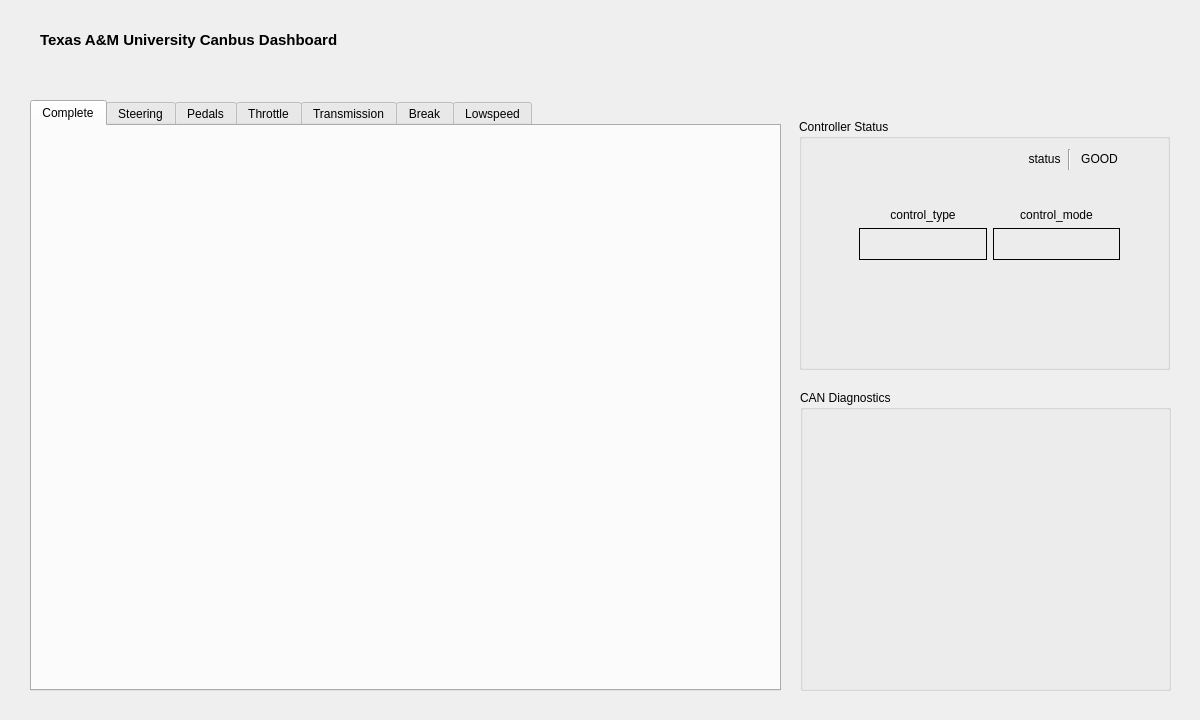
Before: the Qt Designer form can_bus_gui/resource/can_dashboard.ui in gcpetri/ROS_gui, drawn with Qt 5.
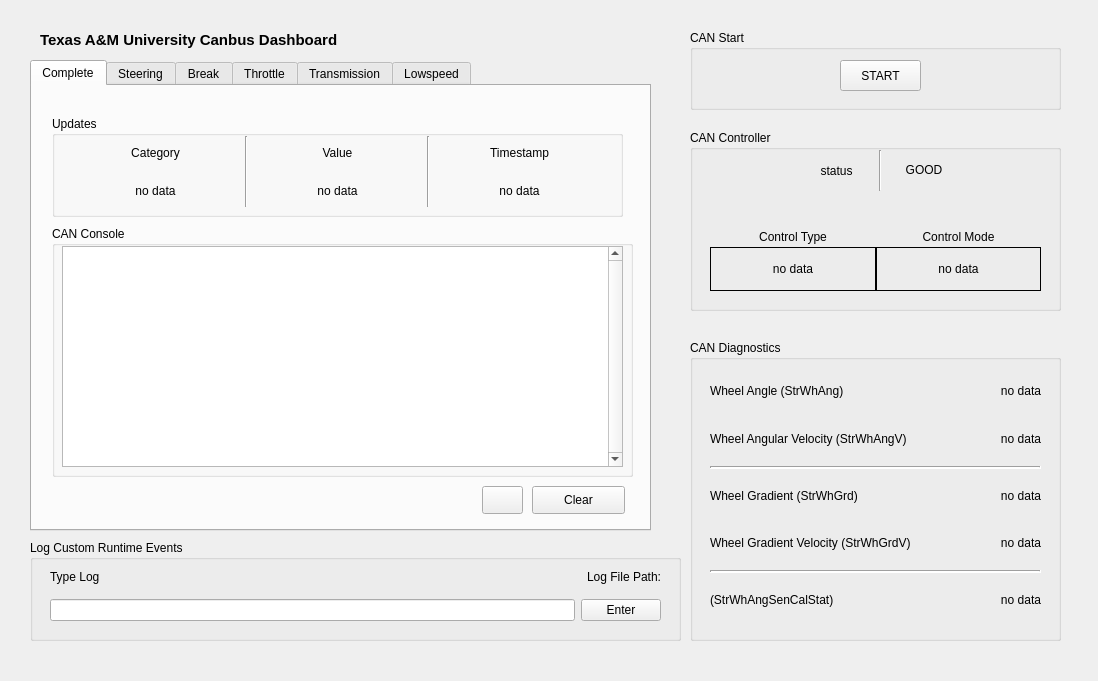
After: the same form once the commit is applied. The open tabs and pages were chosen to show the change.

```diff
--- a/can_bus_gui/resource/can_dashboard.ui
+++ b/can_bus_gui/resource/can_dashboard.ui
@@ -6,8 +6,8 @@
    <rect>
     <x>0</x>
     <y>0</y>
-    <width>1200</width>
-    <height>720</height>
+    <width>1098</width>
+    <height>681</height>
    </rect>
   </property>
   <property name="windowTitle">
@@ -458,9 +458,9 @@
    <property name="geometry">
     <rect>
      <x>30</x>
-     <y>100</y>
-     <width>751</width>
-     <height>591</height>
+     <y>60</y>
+     <width>621</width>
+     <height>471</height>
     </rect>
    </property>
    <property name="tabPosition">
@@ -473,15 +473,188 @@
     <attribute name="title">
      <string>Complete</string>
     </attribute>
+    <widget class="QGroupBox" name="groupBox">
+     <property name="geometry">
+      <rect>
+       <x>20</x>
+       <y>30</y>
+       <width>571</width>
+       <height>101</height>
+      </rect>
+     </property>
+     <property name="title">
+      <string>Updates</string>
+     </property>
+     <widget class="QWidget" name="gridLayoutWidget_11">
+      <property name="geometry">
+       <rect>
+        <x>20</x>
+        <y>20</y>
+        <width>531</width>
+        <height>71</height>
+       </rect>
+      </property>
+      <layout class="QGridLayout" name="gridLayout_10">
+       <item row="0" column="1" rowspan="2">
+        <widget class="Line" name="line_10">
+         <property name="orientation">
+          <enum>Qt::Vertical</enum>
+         </property>
+        </widget>
+       </item>
+       <item row="0" column="0">
+        <widget class="QLabel" name="label_21">
+         <property name="text">
+          <string>Category</string>
+         </property>
+         <property name="alignment">
+          <set>Qt::AlignCenter</set>
+         </property>
+        </widget>
+       </item>
+       <item row="0" column="2">
+        <widget class="QLabel" name="label_22">
+         <property name="text">
+          <string>Value</string>
+         </property>
+         <property name="alignment">
+          <set>Qt::AlignCenter</set>
+         </property>
+        </widget>
+       </item>
+       <item row="1" column="0">
+        <widget class="QLabel" name="lbl_updates_category">
+         <property name="text">
+          <string>no data</string>
+         </property>
+         <property name="alignment">
+          <set>Qt::AlignCenter</set>
+         </property>
+        </widget>
+       </item>
+       <item row="1" column="2">
+        <widget class="QLabel" name="lbl_updates_value">
+         <property name="text">
+          <string>no data</string>
+         </property>
+         <property name="alignment">
+          <set>Qt::AlignCenter</set>
+         </property>
+        </widget>
+       </item>
+       <item row="1" column="4">
+        <widget class="QLabel" name="lbl_updates_timestamp">
+         <property name="text">
+          <string>no data</string>
+         </property>
+         <property name="alignment">
+          <set>Qt::AlignCenter</set>
+         </property>
+        </widget>
+       </item>
+       <item row="0" column="4">
+        <widget class="QLabel" name="label_23">
+         <property name="text">
+          <string>Timestamp</string>
+         </property>
+         <property name="alignment">
+          <set>Qt::AlignCenter</set>
+         </property>
+        </widget>
+       </item>
+       <item row="0" column="3" rowspan="2">
+        <widget class="Line" name="line_11">
+         <property name="orientation">
+          <enum>Qt::Vertical</enum>
+         </property>
+        </widget>
+       </item>
+      </layout>
+     </widget>
+    </widget>
+    <widget class="QGroupBox" name="groupBox_2">
+     <property name="geometry">
+      <rect>
+       <x>20</x>
+       <y>140</y>
+       <width>581</width>
+       <height>251</height>
+      </rect>
+     </property>
+     <property name="title">
+      <string>CAN Console</string>
+     </property>
+     <widget class="QTextBrowser" name="txt_console">
+      <property name="geometry">
+       <rect>
+        <x>10</x>
+        <y>20</y>
+        <width>561</width>
+        <height>221</height>
+       </rect>
+      </property>
+      <property name="sizePolicy">
+       <sizepolicy hsizetype="Fixed" vsizetype="Fixed">
+        <horstretch>0</horstretch>
+        <verstretch>0</verstretch>
+       </sizepolicy>
+      </property>
+      <property name="verticalScrollBarPolicy">
+       <enum>Qt::ScrollBarAlwaysOn</enum>
+      </property>
+      <property name="placeholderText">
+       <string/>
+      </property>
+     </widget>
+    </widget>
+    <widget class="QPushButton" name="btn_clear_log">
+     <property name="geometry">
+      <rect>
+       <x>500</x>
+       <y>400</y>
+       <width>93</width>
+       <height>28</height>
+      </rect>
+     </property>
+     <property name="text">
+      <string>Clear</string>
+     </property>
+    </widget>
+    <widget class="QPushButton" name="btn_save_console">
+     <property name="geometry">
+      <rect>
+       <x>450</x>
+       <y>400</y>
+       <width>41</width>
+       <height>28</height>
+      </rect>
+     </property>
+     <property name="text">
+      <string/>
+     </property>
+    </widget>
+    <widget class="QLabel" name="lbl_save_text">
+     <property name="geometry">
+      <rect>
+       <x>260</x>
+       <y>405</y>
+       <width>181</width>
+       <height>21</height>
+      </rect>
+     </property>
+     <property name="text">
+      <string/>
+     </property>
+    </widget>
    </widget>
-   <widget class="QWidget" name="">
+   <widget class="QWidget" name="tab_steering">
     <attribute name="title">
      <string>Steering</string>
     </attribute>
    </widget>
    <widget class="QWidget" name="tab_2">
     <attribute name="title">
-     <string>Pedals</string>
+     <string>Break</string>
     </attribute>
    </widget>
    <widget class="QWidget" name="tab_3">
@@ -494,12 +667,7 @@
      <string>Transmission</string>
     </attribute>
    </widget>
-   <widget class="QWidget" name="tab_5">
-    <attribute name="title">
-     <string>Break</string>
-    </attribute>
-   </widget>
-   <widget class="QWidget" name="tab_6">
+   <widget class="QWidget" name="tab_lowspeed">
     <attribute name="title">
      <string>Lowspeed</string>
     </attribute>
@@ -508,49 +676,45 @@
   <widget class="QGroupBox" name="group_controller_status">
    <property name="geometry">
     <rect>
-     <x>799</x>
-     <y>119</y>
+     <x>690</x>
+     <y>130</y>
      <width>371</width>
-     <height>251</height>
+     <height>181</height>
     </rect>
    </property>
    <property name="title">
-    <string>Controller Status</string>
+    <string>CAN Controller</string>
    </property>
    <widget class="QWidget" name="gridLayoutWidget">
     <property name="geometry">
      <rect>
-      <x>60</x>
+      <x>20</x>
       <y>70</y>
-      <width>261</width>
-      <height>71</height>
+      <width>331</width>
+      <height>91</height>
      </rect>
     </property>
-    <layout class="QGridLayout" name="gridLayout">
-     <item row="1" column="0">
-      <widget class="QLabel" name="lbl_control_type_title">
-       <property name="text">
-        <string>control_type</string>
-       </property>
-       <property name="alignment">
-        <set>Qt::AlignBottom|Qt::AlignHCenter</set>
-       </property>
-      </widget>
-     </item>
-     <item row="2" column="1">
+    <layout class="QGridLayout" name="layout_controller_status">
+     <property name="horizontalSpacing">
+      <number>0</number>
+     </property>
+     <property name="verticalSpacing">
+      <number>3</number>
+     </property>
+     <item row="1" column="1">
       <widget class="QLabel" name="lbl_control_mode">
        <property name="frameShape">
         <enum>QFrame::Box</enum>
        </property>
        <property name="text">
-        <string/>
+        <string>no data</string>
        </property>
        <property name="alignment">
         <set>Qt::AlignCenter</set>
        </property>
       </widget>
      </item>
-     <item row="2" column="0">
+     <item row="1" column="0">
       <widget class="QLabel" name="lbl_control_type">
        <property name="frameShape">
         <enum>QFrame::Box</enum>
@@ -562,14 +726,24 @@
         <number>1</number>
        </property>
        <property name="text">
-        <string/>
+        <string>no data</string>
        </property>
        <property name="alignment">
         <set>Qt::AlignCenter</set>
        </property>
       </widget>
      </item>
-     <item row="1" column="1">
+     <item row="0" column="0">
+      <widget class="QLabel" name="lbl_control_type_title">
+       <property name="text">
+        <string>Control Type</string>
+       </property>
+       <property name="alignment">
+        <set>Qt::AlignBottom|Qt::AlignHCenter</set>
+       </property>
+      </widget>
+     </item>
+     <item row="0" column="1">
       <widget class="QLabel" name="lbl_control_mode_title">
        <property name="sizePolicy">
         <sizepolicy hsizetype="Preferred" vsizetype="Preferred">
@@ -593,7 +767,7 @@
         <number>2</number>
        </property>
        <property name="text">
-        <string>control_mode</string>
+        <string>Control Mode</string>
        </property>
        <property name="alignment">
         <set>Qt::AlignBottom|Qt::AlignHCenter</set>
@@ -602,60 +776,54 @@
      </item>
     </layout>
    </widget>
-   <widget class="QLabel" name="lbl_can_status_title">
+   <widget class="QWidget" name="horizontalLayoutWidget">
     <property name="geometry">
      <rect>
-      <x>220</x>
-      <y>30</y>
-      <width>51</width>
-      <height>20</height>
+      <x>110</x>
+      <y>20</y>
+      <width>160</width>
+      <height>41</height>
      </rect>
     </property>
-    <property name="text">
-     <string>status</string>
-    </property>
-    <property name="alignment">
-     <set>Qt::AlignCenter</set>
-    </property>
-   </widget>
-   <widget class="Line" name="line">
-    <property name="geometry">
-     <rect>
-      <x>260</x>
-      <y>30</y>
-      <width>20</width>
-      <height>21</height>
-     </rect>
-    </property>
-    <property name="orientation">
-     <enum>Qt::Vertical</enum>
-    </property>
-   </widget>
-   <widget class="QLabel" name="lbl_can_status">
-    <property name="geometry">
-     <rect>
-      <x>280</x>
-      <y>30</y>
-      <width>41</width>
-      <height>21</height>
-     </rect>
-    </property>
-    <property name="text">
-     <string>GOOD</string>
-    </property>
-    <property name="textFormat">
-     <enum>Qt::RichText</enum>
-    </property>
-    <property name="alignment">
-     <set>Qt::AlignCenter</set>
-    </property>
+    <layout class="QHBoxLayout" name="horizontalLayout">
+     <item>
+      <widget class="QLabel" name="lbl_can_status_title">
+       <property name="text">
+        <string>status</string>
+       </property>
+       <property name="alignment">
+        <set>Qt::AlignCenter</set>
+       </property>
+      </widget>
+     </item>
+     <item>
+      <widget class="Line" name="line">
+       <property name="orientation">
+        <enum>Qt::Vertical</enum>
+       </property>
+      </widget>
+     </item>
+     <item>
+      <widget class="QLabel" name="lbl_can_status">
+       <property name="text">
+        <string>GOOD</string>
+       </property>
+       <property name="textFormat">
+        <enum>Qt::RichText</enum>
+       </property>
+       <property name="alignment">
+        <set>Qt::AlignCenter</set>
+       </property>
+      </widget>
+     </item>
+    </layout>
    </widget>
   </widget>
   <widget class="QGroupBox" name="group_can_diagnostics">
    <property name="geometry">
     <rect>
-     <x>800</x>
-     <y>390</y>
+     <x>690</x>
+     <y>340</y>
      <width>371</width>
      <height>301</height>
     </rect>
@@ -663,6 +831,207 @@
    <property name="title">
     <string>CAN Diagnostics</string>
    </property>
+   <widget class="QWidget" name="gridLayoutWidget_5">
+    <property name="geometry">
+     <rect>
+      <x>20</x>
+      <y>30</y>
+      <width>331</width>
+      <height>251</height>
+     </rect>
+    </property>
+    <layout class="QGridLayout" name="gridLayout">
+     <item row="0" column="0">
+      <widget class="QLabel" name="label_4">
+       <property name="text">
+        <string>Wheel Angle (StrWhAng)</string>
+       </property>
+      </widget>
+     </item>
+     <item row="2" column="0">
+      <widget class="QLabel" name="label_5">
+       <property name="text">
+        <string>Wheel Angular Velocity (StrWhAngV)</string>
+       </property>
+      </widget>
+     </item>
+     <item row="7" column="0">
+      <widget class="QLabel" name="label_8">
+       <property name="text">
+        <string>(StrWhAngSenCalStat)</string>
+       </property>
+      </widget>
+     </item>
+     <item row="5" column="0">
+      <widget class="QLabel" name="label_7">
+       <property name="text">
+        <string>Wheel Gradient Velocity (StrWhGrdV)</string>
+       </property>
+      </widget>
+     </item>
+     <item row="4" column="0">
+      <widget class="QLabel" name="label_6">
+       <property name="text">
+        <string>Wheel Gradient (StrWhGrd)</string>
+       </property>
+      </widget>
+     </item>
+     <item row="0" column="1">
+      <widget class="QLabel" name="lbl_StrWhAng">
+       <property name="text">
+        <string>no data</string>
+       </property>
+       <property name="alignment">
+        <set>Qt::AlignRight|Qt::AlignTrailing|Qt::AlignVCenter</set>
+       </property>
+      </widget>
+     </item>
+     <item row="4" column="1">
+      <widget class="QLabel" name="lbl_StrWhGrd">
+       <property name="text">
+        <string>no data</string>
+       </property>
+       <property name="alignment">
+        <set>Qt::AlignRight|Qt::AlignTrailing|Qt::AlignVCenter</set>
+       </property>
+      </widget>
+     </item>
+     <item row="7" column="1">
+      <widget class="QLabel" name="lbl_StrWhAngSenCalStat">
+       <property name="text">
+        <string>no data</string>
+       </property>
+       <property name="alignment">
+        <set>Qt::AlignRight|Qt::AlignTrailing|Qt::AlignVCenter</set>
+       </property>
+      </widget>
+     </item>
+     <item row="2" column="1">
+      <widget class="QLabel" name="lbl_StrWhAngV">
+       <property name="text">
+        <string>no data</string>
+       </property>
+       <property name="alignment">
+        <set>Qt::AlignRight|Qt::AlignTrailing|Qt::AlignVCenter</set>
+       </property>
+      </widget>
+     </item>
+     <item row="5" column="1">
+      <widget class="QLabel" name="lbl_StrWhGrdV">
+       <property name="text">
+        <string>no data</string>
+       </property>
+       <property name="alignment">
+        <set>Qt::AlignRight|Qt::AlignTrailing|Qt::AlignVCenter</set>
+       </property>
+      </widget>
+     </item>
+     <item row="3" column="0" colspan="2">
+      <widget class="Line" name="line_2">
+       <property name="frameShadow">
+        <enum>QFrame::Sunken</enum>
+       </property>
+       <property name="lineWidth">
+        <number>2</number>
+       </property>
+       <property name="orientation">
+        <enum>Qt::Horizontal</enum>
+       </property>
+      </widget>
+     </item>
+     <item row="6" column="0" colspan="2">
+      <widget class="Line" name="line_3">
+       <property name="frameShadow">
+        <enum>QFrame::Sunken</enum>
+       </property>
+       <property name="lineWidth">
+        <number>2</number>
+       </property>
+       <property name="orientation">
+        <enum>Qt::Horizontal</enum>
+       </property>
+      </widget>
+     </item>
+    </layout>
+   </widget>
+  </widget>
+  <widget class="QGroupBox" name="groupBox_log">
+   <property name="geometry">
+    <rect>
+     <x>30</x>
+     <y>540</y>
+     <width>651</width>
+     <height>101</height>
+    </rect>
+   </property>
+   <property name="title">
+    <string>Log Custom Runtime Events</string>
+   </property>
+   <widget class="QWidget" name="gridLayoutWidget_2">
+    <property name="geometry">
+     <rect>
+      <x>20</x>
+      <y>20</y>
+      <width>611</width>
+      <height>61</height>
+     </rect>
+    </property>
+    <layout class="QGridLayout" name="gridLayout_4">
+     <item row="1" column="0">
+      <widget class="QLineEdit" name="le_log"/>
+     </item>
+     <item row="0" column="1">
+      <widget class="QLabel" name="lbl_log_path">
+       <property name="text">
+        <string>Log File Path:</string>
+       </property>
+       <property name="alignment">
+        <set>Qt::AlignRight|Qt::AlignTrailing|Qt::AlignVCenter</set>
+       </property>
+      </widget>
+     </item>
+     <item row="0" column="0">
+      <widget class="QLabel" name="label">
+       <property name="text">
+        <string>Type Log</string>
+       </property>
+      </widget>
+     </item>
+     <item row="1" column="1">
+      <widget class="QPushButton" name="btn_logit">
+       <property name="text">
+        <string>Enter</string>
+       </property>
+      </widget>
+     </item>
+    </layout>
+   </widget>
+  </widget>
+  <widget class="QGroupBox" name="groupBox_3">
+   <property name="geometry">
+    <rect>
+     <x>690</x>
+     <y>30</y>
+     <width>371</width>
+     <height>80</height>
+    </rect>
+   </property>
+   <property name="title">
+    <string>CAN Start</string>
+   </property>
+   <widget class="QPushButton" name="btn_end">
+    <property name="geometry">
+     <rect>
+      <x>150</x>
+      <y>30</y>
+      <width>81</width>
+      <height>31</height>
+     </rect>
+    </property>
+    <property name="text">
+     <string>START</string>
+    </property>
+   </widget>
   </widget>
  </widget>
  <resources/>
```
Left out of the diff: 423 changed lines with no effect on the pictures.
